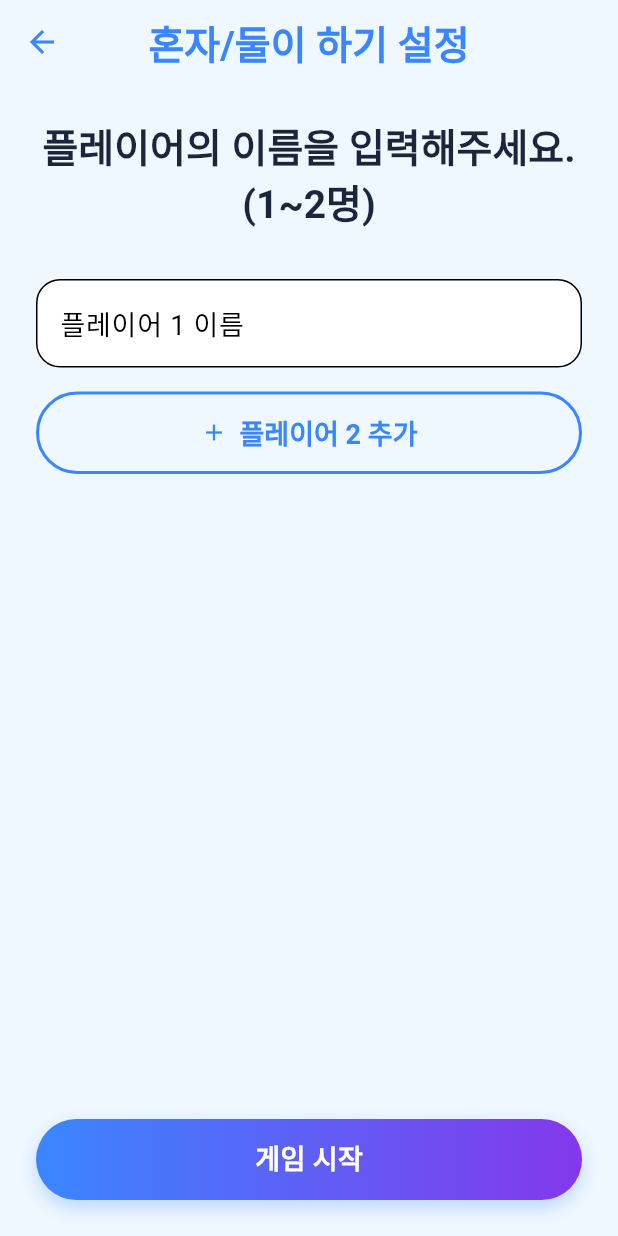
After one commit to StWiz-code/liar_game_app, a Flutter app: the SinglePlayerSetupScreen screen opened by its route, after a tap on "플레이어 2 추가", after a tap on the "remove circle outline" icon, on a phone screen of 412 x 824 dp. The commit adds this screen. Run offline on Flutter 3.47's test engine with Material 3 defaults, Android fonts, the phone set to English and light mode, and no system bars; our stand-ins replace confetti, fl_chart, google_fonts; Roboto replaces fonts that are missing (Gaegu); project files that could hold a hidden picture were left out.

Commit message:
Basic AI v1.1

```diff
--- a/lib/core/router.dart
+++ b/lib/core/router.dart
@@ -1,4 +1,5 @@
 import 'package:flutter/material.dart';
+import '../single_player_setup_screen.dart'; // 새 화면 임포트
 import '../game_screen.dart';
 import '../player_setup_screen.dart';
 import '../role_check_screen.dart';
@@ -13,6 +14,8 @@ class AppRouter {
         return _fadeRoute(const HomeScreen(), settings);
       case '/player_setup':
         return _fadeRoute(const PlayerSetupScreen(), settings);
+      case '/single_player_setup': // 새 경로 추가
+        return _fadeRoute(const SinglePlayerSetupScreen(), settings);
       case '/role_check':
         return _fadeRoute(const RoleCheckScreen(), settings);
       case '/game':
--- a/lib/gpt_service.dart
+++ b/lib/gpt_service.dart
@@ -1,4 +1,5 @@
 import 'dart:convert';
+import 'dart:math';
 import 'package:http/http.dart' as http;
 import 'game_session.dart';
 import 'secrets.dart';
@@ -6,13 +7,12 @@ import 'secrets.dart';
 class GptService {
   final String _apiUrl = 'https://api.openai.com/v1/chat/completions';
 
-  // --- 수정된 라이어 추리 함수 ---
+  /// 모든 설명이 끝난 후, 라이어가 누구일지 분석하는 힌트
   Future<String> getLiarHint(GameSession gameSession) async {
     final descriptionsText = gameSession.descriptions.entries
         .map((entry) => '- ${entry.key}: "${entry.value}"')
         .join('\n');
 
-    // 프롬프트를 더 간결하게 수정
     final prompt =
         '''
       당신은 라이어 게임 분석가입니다. 아래 정보를 보고 라이어일 확률이 가장 높은 사람 한 명과 그 핵심 이유를 간결하게 분석해주세요.
@@ -28,41 +28,10 @@ $descriptionsText
       3. 답변은 매우 간결하게, 핵심만 추려서 한국어로만 제공해주세요.
       4. 절대 제시어를 직접 언급하지 마세요.
     ''';
-
-    try {
-      final response = await http.post(
-        Uri.parse(_apiUrl),
-        headers: {
-          'Content-Type': 'application/json',
-          'Authorization': 'Bearer $openAiApiKey',
-        },
-        body: jsonEncode({
-          'model': 'gpt-4o-mini', // 추천 모델로 변경
-          'messages': [
-            {
-              'role': 'system',
-              'content': 'You are a concise analyst for the Liar Game.',
-            },
-            {'role': 'user', 'content': prompt},
-          ],
-          'max_tokens': 150, // 답변 길이를 제한하여 토큰 사용량 절약
-          'temperature': 0.7,
-        }),
-      );
-
-      if (response.statusCode == 200) {
-        final body = jsonDecode(utf8.decode(response.bodyBytes));
-        return body['choices'][0]['message']['content'];
-      } else {
-        final errorBody = jsonDecode(utf8.decode(response.bodyBytes));
-        return 'API 오류가 발생했습니다: ${errorBody['error']['message']}';
-      }
-    } catch (e) {
-      return '힌트를 가져오는 중 오류가 발생했습니다: $e';
-    }
+    return _callGptApi(prompt, maxTokens: 150);
   }
 
-  // 제시어 설명 힌트 함수 (변경 없음)
+  /// 플레이어가 자기 단어를 어떻게 설명할지 팁을 주는 힌트
   Future<String> getWordHint({
     required String topic,
     required String word,
@@ -83,7 +52,93 @@ $descriptionsText
          - $role 입장에서 의심받지 않을 만한 좋은 설명 방법을 알려주세요.
       3. 답변은 매우 간결하게, 두세 문장으로 요약해서 한국어로만 제공해주세요.
     ''';
+    return _callGptApi(prompt, maxTokens: 150);
+  }
 
+  /// AI 플레이어가 스스로 제시어를 설명하는 문장을 생성 (프롬프트 강화 버전)
+  Future<String> generateAIDescription({
+    required String playerName,
+    required String topic,
+    required String word,
+    required bool isLiar,
+    required List<String> previousDescriptions,
+  }) async {
+    final role = isLiar ? "라이어" : "시민";
+    final previousDescriptionsText = previousDescriptions.isEmpty
+        ? "아직 아무도 설명하지 않았습니다."
+        : previousDescriptions.join('\n');
+
+    final prompt =
+        '''
+      당신은 '$playerName'이라는 이름의 매우 숙련된 라이어 게임 플레이어입니다. 당신의 역할은 '$role'입니다.
+      - 주제: $topic
+      - 당신이 받은 단어: $word
+      - 다른 참가자들의 이전 설명:
+      $previousDescriptionsText
+
+      ### 절대 규칙 (반드시 지켜야 함) ###
+      1.  **절대 단어의 핵심 특징이나 기능을 직접적으로 설명하지 마세요.**
+      2.  **설명은 8단어 이내로 매우 짧아야 합니다.**
+      3.  **다른 사람의 설명과 절대 겹치지 않게 설명하세요.**
+      4.  매우 간접적이고, 애매모호하고, 창의적으로 설명해야 합니다.
+
+      ### 설명 방식 예시 ###
+      - 단어가 '축구'일 경우:
+        - 나쁜 설명 (너무 직접적): "발로 공을 차는 스포츠입니다."
+        - 좋은 설명 (간접적): "22명이 잔디밭에서 뛰어다닙니다."
+      - 단어가 '스마트폰'일 경우:
+        - 나쁜 설명 (너무 직접적): "매일 들고 다니는 작은 컴퓨터입니다."
+        - 좋은 설명 (간접적): "이게 없으면 불안해하는 사람들이 많습니다."
+
+      ### 임무 ###
+      위의 '절대 규칙'과 '설명 방식 예시'를 완벽히 숙지하여, 당신의 역할에 맞는 설명을 딱 한 문장으로 만드세요.
+      답변은 오직 당신의 '설명' 한 문장만, 다른 어떤 부연 설명이나 따옴표 없이 한국어로 말해주세요.
+    ''';
+    // 창의성을 위해 temperature를 살짝 올리고, 길이를 제한하기 위해 maxTokens를 낮춤
+    return _callGptApi(prompt, maxTokens: 40, temperature: 0.9);
+  }
+
+  /// AI 플레이어가 다른 플레이어들의 설명을 듣고 라이어에게 투표
+  Future<String> castAIVote(GameSession gameSession, String myName) async {
+    final descriptionsText = gameSession.descriptions.entries
+        .map((entry) => '- ${entry.key}: "${entry.value}"')
+        .join('\n');
+
+    final voteTargets = gameSession.players.where((p) => p != myName).toList();
+
+    final prompt =
+        '''
+      당신은 '$myName'이라는 이름의 라이어 게임 참가자입니다. 모든 참가자의 설명이 끝났습니다.
+      - 주제: ${gameSession.topic}
+      - 모든 참가자의 설명:
+      $descriptionsText
+      - 투표 가능 대상: ${voteTargets.join(', ')}
+
+      임무:
+      1. 위의 설명들을 보고 라이어일 확률이 가장 높은 사람을 한 명 지목하세요.
+      2. 답변은 오직 당신이 투표할 사람의 '이름'만 정확하게 말해주세요. 다른 어떤 설명도 추가하지 마세요.
+    ''';
+
+    try {
+      final votedPlayer = await _callGptApi(prompt, maxTokens: 10);
+      if (voteTargets.contains(votedPlayer)) {
+        return votedPlayer;
+      } else {
+        // AI가 유효하지 않은 이름을 반환하면, 무작위로 한 명 선택 (Fallback)
+        return voteTargets[Random().nextInt(voteTargets.length)];
+      }
+    } catch (e) {
+      // API 오류 발생 시에도 무작위로 한 명 선택 (Fallback)
+      return voteTargets[Random().nextInt(voteTargets.length)];
+    }
+  }
+
+  /// GPT API를 호출하는 공통 비공개 함수
+  Future<String> _callGptApi(
+    String prompt, {
+    int maxTokens = 150,
+    double temperature = 0.7,
+  }) async {
     try {
       final response = await http.post(
         Uri.parse(_apiUrl),
@@ -92,28 +147,23 @@ $descriptionsText
           'Authorization': 'Bearer $openAiApiKey',
         },
         body: jsonEncode({
-          'model': 'gpt-4o-mini', // 추천 모델로 변경
+          'model': 'gpt-4o-mini',
           'messages': [
-            {
-              'role': 'system',
-              'content': 'You are a helpful assistant for the Liar Game.',
-            },
             {'role': 'user', 'content': prompt},
           ],
-          'max_tokens': 150,
-          'temperature': 0.5,
+          'max_tokens': maxTokens,
+          'temperature': temperature,
         }),
       );
 
       if (response.statusCode == 200) {
         final body = jsonDecode(utf8.decode(response.bodyBytes));
-        return body['choices'][0]['message']['content'];
+        return body['choices'][0]['message']['content'].trim();
       } else {
-        final errorBody = jsonDecode(utf8.decode(response.bodyBytes));
-        return 'API 오류: ${errorBody['error']['message']}';
+        return 'API 오류가 발생했습니다. 잠시 후 다시 시도해주세요.';
       }
     } catch (e) {
-      return '힌트 생성 중 오류 발생: $e';
+      return '오류가 발생했습니다: $e';
     }
   }
 }
--- /dev/null
+++ b/lib/single_player_setup_screen.dart
@@ -0,0 +1,158 @@
+import 'package:flutter/material.dart';
+import 'core/theme/app_theme.dart';
+import 'core/theme/app_colors.dart';
+import 'game_session.dart';
+
+class SinglePlayerSetupScreen extends StatefulWidget {
+  const SinglePlayerSetupScreen({super.key});
+
+  @override
+  State<SinglePlayerSetupScreen> createState() =>
+      _SinglePlayerSetupScreenState();
+}
+
+class _SinglePlayerSetupScreenState extends State<SinglePlayerSetupScreen> {
+  final List<TextEditingController> _controllers = [TextEditingController()];
+  String? _errorMessage;
+
+  @override
+  void dispose() {
+    for (var controller in _controllers) {
+      controller.dispose();
+    }
+    super.dispose();
+  }
+
+  void _addPlayerField() {
+    if (_controllers.length < 2) {
+      setState(() {
+        _controllers.add(TextEditingController());
+      });
+    }
+  }
+
+  void _removePlayerField(int index) {
+    if (_controllers.length > 1) {
+      setState(() {
+        // 컨트롤러를 먼저 dispose하고 리스트에서 제거합니다.
+        _controllers[index].dispose();
+        _controllers.removeAt(index);
+      });
+    }
+  }
+
+  void _startGame() {
+    final playerNames = _controllers.map((c) => c.text.trim()).toList();
+
+    if (playerNames.any((name) => name.isEmpty)) {
+      setState(() {
+        _errorMessage = '모든 플레이어의 이름을 입력해주세요!';
+      });
+      return;
+    }
+    // 중복된 이름 확인
+    if (playerNames.toSet().length != playerNames.length) {
+      setState(() {
+        _errorMessage = '중복된 이름이 있습니다!';
+      });
+      return;
+    }
+
+    // 플레이어 수에 따라 AI 수 결정 (1명일 때 2명, 2명일 때 1명)
+    final int aiCount = (_controllers.length == 1) ? 2 : 1;
+    final aiPlayers = List.generate(aiCount, (index) => 'AI ${index + 1}');
+
+    final allPlayers = [...playerNames, ...aiPlayers]..shuffle();
+
+    final gameSession = GameSession(players: allPlayers);
+    Navigator.pushNamed(context, '/role_check', arguments: gameSession);
+  }
+
+  @override
+  Widget build(BuildContext context) {
+    return Scaffold(
+      appBar: AppBar(title: const Text('혼자/둘이 하기 설정')),
+      body: SafeArea(
+        child: Padding(
+          padding: const EdgeInsets.all(24.0),
+          child: Column(
+            crossAxisAlignment: CrossAxisAlignment.stretch,
+            children: [
+              Text(
+                '플레이어의 이름을 입력해주세요.\n(1~2명)',
+                textAlign: TextAlign.center,
+                style: Theme.of(context).textTheme.headlineSmall,
+              ),
+              const SizedBox(height: 32),
+
+              // 동적으로 플레이어 입력 필드 생성
+              ..._buildPlayerFields(),
+
+              if (_errorMessage != null)
+                Padding(
+                  padding: const EdgeInsets.only(top: 8.0),
+                  child: Text(
+                    _errorMessage!,
+                    style: const TextStyle(color: Colors.red),
+                    textAlign: TextAlign.center,
+                  ),
+                ),
+              const Spacer(),
+              GradientButton(onPressed: _startGame, text: '게임 시작'),
+            ],
+          ),
+        ),
+      ),
+    );
+  }
+
+  /// 플레이어 입력 필드를 동적으로 생성하는 헬퍼 함수
+  List<Widget> _buildPlayerFields() {
+    List<Widget> fields = [];
+    for (int i = 0; i < _controllers.length; i++) {
+      fields.add(
+        Padding(
+          padding: const EdgeInsets.only(bottom: 16.0),
+          child: Row(
+            children: [
+              Expanded(
+                child: TextField(
+                  controller: _controllers[i],
+                  decoration: InputDecoration(
+                    labelText: '플레이어 ${i + 1} 이름',
+                    filled: true,
+                    fillColor: Colors.white,
+                    border: OutlineInputBorder(
+                      borderRadius: BorderRadius.circular(16.0),
+                    ),
+                  ),
+                ),
+              ),
+              // 두 번째 플레이어 필드에만 삭제 버튼 표시
+              if (i == 1)
+                IconButton(
+                  icon: const Icon(
+                    Icons.remove_circle_outline,
+                    color: AppColors.accentPink,
+                  ),
+                  onPressed: () => _removePlayerField(i),
+                ),
+            ],
+          ),
+        ),
+      );
+    }
+
+    // 플레이어가 1명일 때만 '플레이어 2 추가' 버튼 표시
+    if (_controllers.length < 2) {
+      fields.add(
+        OutlinedButton.icon(
+          icon: const Icon(Icons.add),
+          label: const Text('플레이어 2 추가'),
+          onPressed: _addPlayerField,
+        ),
+      );
+    }
+    return fields;
+  }
+}
```
Also changed, not shown: lib/game_screen.dart (+74 -20 lines), lib/main.dart (+20 -5 lines), lib/role_check_screen.dart (+44 -15 lines), lib/voting_screen.dart (+82 -91 lines). Lines whose indentation alone changed are shown as unchanged.
